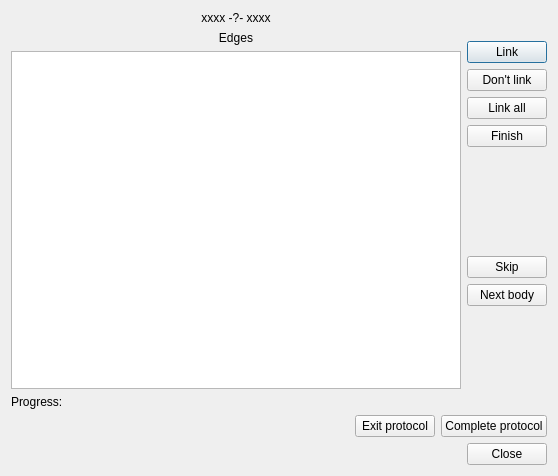
Before: the Qt Designer form neurolabi/gui/protocols/focusedpathprotocol.ui in janelia-flyem/NeuTu, drawn with Qt 5.
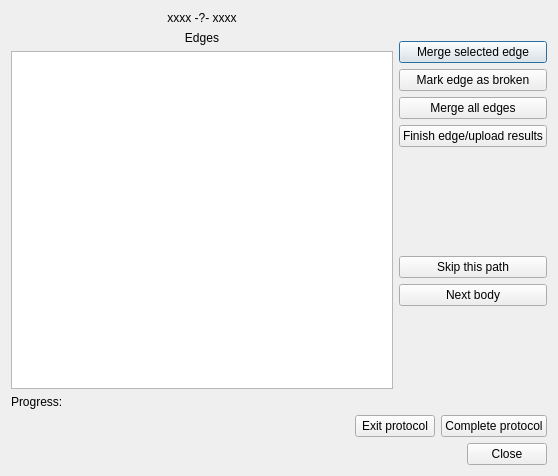
After: the same form once the commit is applied.

Commit message: began working on buttons and behavior

What changed in the file:
```diff
--- a/neurolabi/gui/protocols/focusedpathprotocol.ui
+++ b/neurolabi/gui/protocols/focusedpathprotocol.ui
@@ -84,28 +84,28 @@
        <item>
         <widget class="QPushButton" name="linkButton">
          <property name="text">
-          <string>Link</string>
+          <string>Merge selected edge</string>
          </property>
         </widget>
        </item>
        <item>
         <widget class="QPushButton" name="dontLinkButton">
          <property name="text">
-          <string>Don't link</string>
+          <string>Mark edge as broken</string>
          </property>
         </widget>
        </item>
        <item>
         <widget class="QPushButton" name="linkAllButton">
          <property name="text">
-          <string>Link all</string>
+          <string>Merge all edges</string>
          </property>
         </widget>
        </item>
        <item>
         <widget class="QPushButton" name="finishButton">
          <property name="text">
-          <string>Finish</string>
+          <string>Finish edge/upload results</string>
          </property>
         </widget>
        </item>
@@ -125,7 +125,7 @@
        <item>
         <widget class="QPushButton" name="skipButton">
          <property name="text">
-          <string>Skip</string>
+          <string>Skip this path</string>
          </property>
         </widget>
        </item>
```
Left out of the diff: 8 changed lines with no effect on the pictures. The commit also changes 1 other file.
